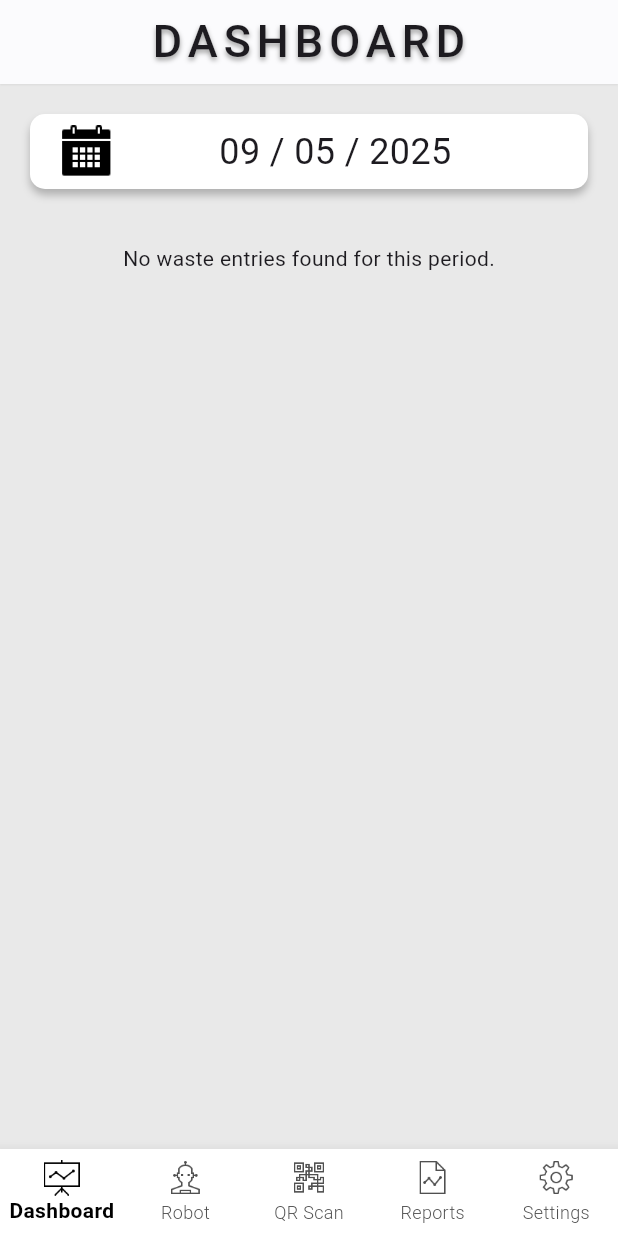
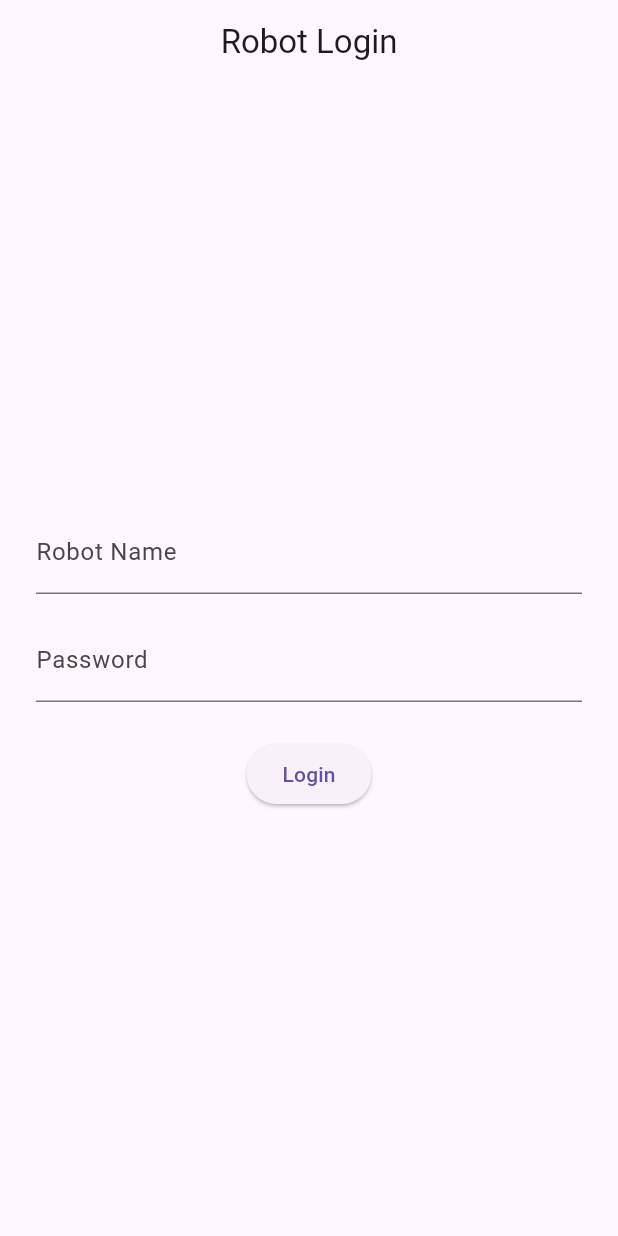
Before and after one commit to Louay-Barraq/SaveEat-Mobile, a Flutter app: the screen it shows after launch, on a phone screen of 412 x 824 dp. Run offline on Flutter 3.47's test engine with Material 3 defaults, Android fonts, the light colour scheme and no system bars; our stand-ins replace fl_chart, supabase_flutter; missing offline and left inert: mqtt_client, qr_code_scanner_plus; accounts and stored records are empty; Roboto replaces fonts that are missing (Inconsolata).

Commit message:
Added supabase integration

```diff
--- a/lib/main.dart
+++ b/lib/main.dart
@@ -4,9 +4,72 @@ import 'package:save_eat/pages/qr_scan_page.dart';
 import 'package:save_eat/pages/reports_page.dart';
 import 'package:save_eat/pages/robot_page.dart';
 import 'package:save_eat/pages/settings_page.dart';
+import 'package:supabase_flutter/supabase_flutter.dart';
+import 'package:flutter/services.dart';
+import 'package:provider/provider.dart';
+import 'models/robot_model.dart';
+import 'services/supabase_service.dart';
 
+void main() async {
+  WidgetsFlutterBinding.ensureInitialized();
+  await Supabase.initialize(
+    url: 'https://hzbesrpxlldozjzeahwl.supabase.co',
+    anonKey:
+        'eyJhbGciOiJIUzI1NiIsInR5cCI6IkpXVCJ9.eyJpc3MiOiJzdXBhYmFzZSIsInJlZiI6Imh6YmVzcnB4bGxkb3pqemVhaHdsIiwicm9sZSI6ImFub24iLCJpYXQiOjE3NDY3MTA4MzcsImV4cCI6MjA2MjI4NjgzN30.lQk4fSIWzF_rauI-TW1xV9U0bZi8TvwHdFHnSdSy7vc',
+  );
+  await SystemChrome.setPreferredOrientations([
+    DeviceOrientation.portraitUp,
+    DeviceOrientation.portraitDown,
+  ]);
+  runApp(
+    ChangeNotifierProvider(
+      create: (_) => AuthProvider(),
+      child: const MyApp(),
+    ),
+  );
+}
 
-void main() => runApp(const MyApp());
+class AuthProvider extends ChangeNotifier {
+  RobotModel? _robot;
+  RobotModel? get robot => _robot;
+  bool get isAuthenticated => _robot != null;
+
+  Future<bool> login(String name, String passwordHash) async {
+    final robot = await SupabaseService().authenticateRobot(name, passwordHash);
+    if (robot != null) {
+      _robot = robot;
+      notifyListeners();
+      return true;
+    }
+    return false;
+  }
+
+  Future<void> refreshRobot({bool suppressLogs = false}) async {
+    if (_robot == null) return;
+
+    try {
+      final response = await Supabase.instance.client
+          .from('robot_model')
+          .select()
+          .eq('id', _robot!.id)
+          .maybeSingle();
+
+      if (response != null) {
+        _robot = RobotModel.fromJson(response as Map<String, dynamic>);
+        notifyListeners();
+      }
+    } catch (e) {
+      if (!suppressLogs) {
+        debugPrint('Error refreshing robot: $e');
+      }
+    }
+  }
+
+  void logout() {
+    _robot = null;
+    notifyListeners();
+  }
+}
 
 class MyApp extends StatelessWidget {
   const MyApp({super.key});
@@ -17,7 +80,14 @@ class MyApp extends StatelessWidget {
       debugShowCheckedModeBanner: false,
       title: 'SaveEat',
       theme: ThemeData(primarySwatch: Colors.blue),
-      home: const MainWrapper(),
+      home: Consumer<AuthProvider>(
+        builder: (context, auth, _) {
+          if (!auth.isAuthenticated) {
+            return const LoginPage();
+          }
+          return const MainWrapper();
+        },
+      ),
     );
   }
 }
@@ -118,11 +188,8 @@ class _MainWrapperState extends State<MainWrapper> {
             label: 'Dashboard',
           ),
           BottomNavigationBarItem(
-            icon: Image.asset(
-                'assets/icons/robot.png',
-                width: 24,
-                height: 24,
-                color: const Color(0xFF505050)),
+            icon: Image.asset('assets/icons/robot.png',
+                width: 24, height: 24, color: const Color(0xFF505050)),
             activeIcon: Image.asset(
               'assets/icons/robot.png',
               width: 24,
@@ -132,11 +199,8 @@ class _MainWrapperState extends State<MainWrapper> {
             label: 'Robot',
           ),
           BottomNavigationBarItem(
-            icon: Image.asset(
-                'assets/icons/qr_code.png',
-                width: 24,
-                height: 24,
-                color: const Color(0xFF505050)),
+            icon: Image.asset('assets/icons/qr_code.png',
+                width: 24, height: 24, color: const Color(0xFF505050)),
             activeIcon: Image.asset(
               'assets/icons/qr_code.png',
               width: 24,
@@ -146,11 +210,8 @@ class _MainWrapperState extends State<MainWrapper> {
             label: 'QR Scan',
           ),
           BottomNavigationBarItem(
-            icon: Image.asset(
-                'assets/icons/reports.png',
-                width: 24,
-                height: 24,
-                color: const Color(0xFF505050)),
+            icon: Image.asset('assets/icons/reports.png',
+                width: 24, height: 24, color: const Color(0xFF505050)),
             activeIcon: Image.asset(
               'assets/icons/reports.png',
               width: 24,
@@ -160,11 +221,8 @@ class _MainWrapperState extends State<MainWrapper> {
             label: 'Reports',
           ),
           BottomNavigationBarItem(
-            icon: Image.asset(
-                'assets/icons/settings.png',
-                width: 24,
-                height: 24,
-                color: const Color(0xFF505050)),
+            icon: Image.asset('assets/icons/settings.png',
+                width: 24, height: 24, color: const Color(0xFF505050)),
             activeIcon: Image.asset(
               'assets/icons/settings.png',
               width: 24,
@@ -184,3 +242,76 @@ class _MainWrapperState extends State<MainWrapper> {
     super.dispose();
   }
 }
+
+class LoginPage extends StatefulWidget {
+  const LoginPage({super.key});
+
+  @override
+  State<LoginPage> createState() => _LoginPageState();
+}
+
+class _LoginPageState extends State<LoginPage> {
+  final _formKey = GlobalKey<FormState>();
+  final _nameController = TextEditingController();
+  final _passwordController = TextEditingController();
+  bool _loading = false;
+
+  @override
+  Widget build(BuildContext context) {
+    return Scaffold(
+      appBar: AppBar(
+        title: const Text('Robot Login'),
+        centerTitle: true,
+      ),
+      body: Center(
+        child: Padding(
+          padding: const EdgeInsets.all(24.0),
+          child: Form(
+            key: _formKey,
+            child: Column(
+              mainAxisAlignment: MainAxisAlignment.center,
+              children: [
+                TextFormField(
+                  controller: _nameController,
+                  decoration: const InputDecoration(labelText: 'Robot Name'),
+                  validator: (v) =>
+                      v == null || v.isEmpty ? 'Enter robot name' : null,
+                ),
+                const SizedBox(height: 16),
+                TextFormField(
+                  controller: _passwordController,
+                  decoration: const InputDecoration(labelText: 'Password'),
+                  obscureText: true,
+                  validator: (v) =>
+                      v == null || v.isEmpty ? 'Enter password' : null,
+                ),
+                const SizedBox(height: 24),
+                _loading
+                    ? const CircularProgressIndicator()
+                    : ElevatedButton(
+                        onPressed: () async {
+                          if (_formKey.currentState!.validate()) {
+                            setState(() => _loading = true);
+                            final ok = await Provider.of<AuthProvider>(context,
+                                    listen: false)
+                                .login(_nameController.text,
+                                    _passwordController.text);
+                            setState(() => _loading = false);
+                            if (!ok) {
+                              ScaffoldMessenger.of(context).showSnackBar(
+                                const SnackBar(
+                                    content: Text('Invalid credentials')),
+                              );
+                            }
+                          }
+                        },
+                        child: const Text('Login'),
+                      ),
+              ],
+            ),
+          ),
+        ),
+      ),
+    );
+  }
+}
```
Also changed, not shown: lib/services/supabase_service.dart (added, +184 -0 lines).
